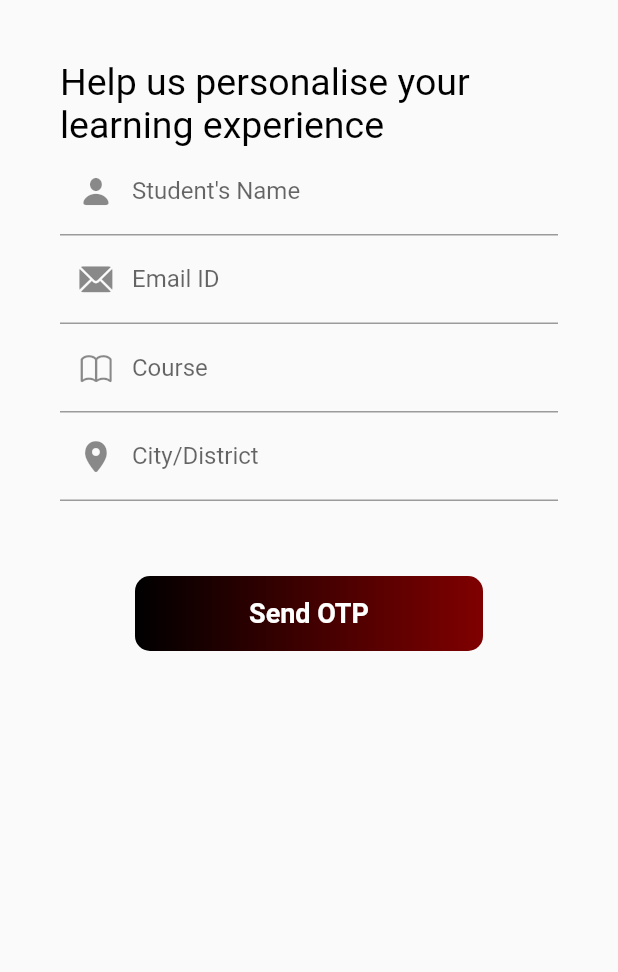
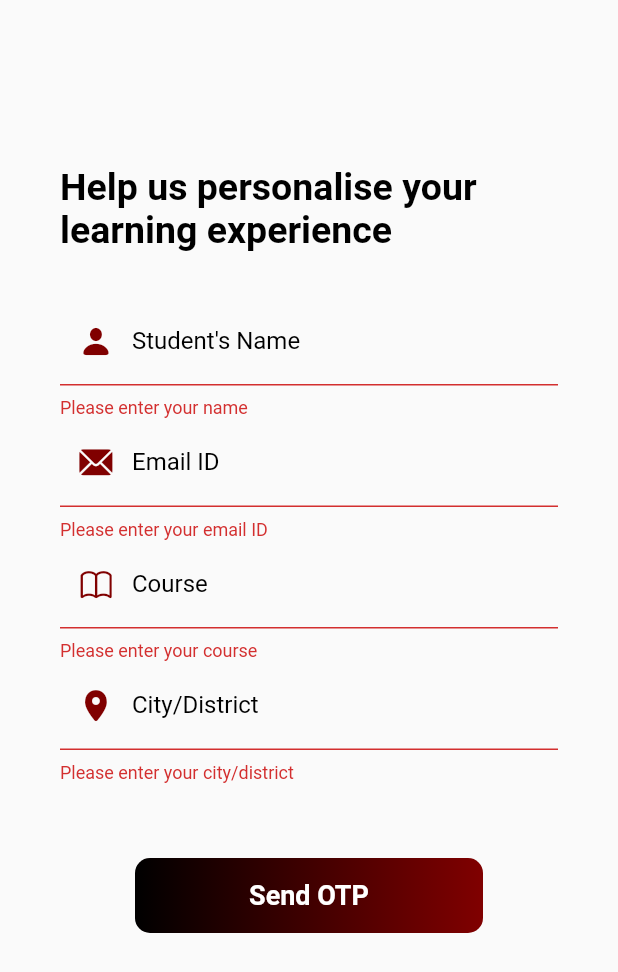
Before and after one commit to hariomgh/student-registration-form-in-flutter-in-, a Flutter app: the screen it shows after launch, after a tap on "Send OTP", on a phone screen of 412 x 824 dp. Shown: the top 972 px of the screen. Run offline on Flutter 3.47's test engine with Material 2 defaults, Android fonts, the phone set to English and light mode, and no system bars.

Commit message:
final form with some ui changes

```diff
--- a/lib/main.dart
+++ b/lib/main.dart
@@ -4,7 +4,6 @@ import 'package:flutter/material.dart';
 void main() {
   runApp(MaterialApp(
     debugShowCheckedModeBanner: false,
-
     home: StudentForm(),
   ));
 }
@@ -23,26 +22,46 @@ class _StudentFormState extends State<StudentForm> {
 
   @override
   Widget build(BuildContext context) {
-    return Scaffold(
-
-
+    return MaterialApp(
+      debugShowCheckedModeBanner: false,
+      theme: ThemeData(
+        inputDecorationTheme: InputDecorationTheme(
+          focusedBorder: UnderlineInputBorder(
+            borderSide: BorderSide(color: Color(0xff800000)),
+          ),
+          enabledBorder: UnderlineInputBorder(
+            borderSide: BorderSide(color: Color(0xff800000)),
+          ),
+        ),
+      ),
+      home: Scaffold(
         body: Padding(
           padding: EdgeInsets.all(40.0),
           child: Form(
             key: _formKey,
             child: Column(
               children: <Widget>[
-              Text('Help us personalise your learning experience',
+                SizedBox(height: 70,),
+                Text(
+                  'Help us personalise your learning experience',
                   style: TextStyle(
                     color: Colors.black,
+                    fontWeight: FontWeight. bold,
                     fontSize: 25,
                   ),
                 ),
 
+                SizedBox(height: 30,),
+
                 TextFormField(
                   decoration: InputDecoration(
                     labelText: "Student's Name",
-                    prefixIcon: Icon(CupertinoIcons.person_fill)
+                    labelStyle: TextStyle(
+                      color: Colors.black,
+                    ),
+                    prefixIcon: Icon(CupertinoIcons.person_fill,
+                      color: Color(0xff800000),
+                    ),
                   ),
                   validator: (value) {
                     if (value!.isEmpty) {
@@ -57,7 +76,12 @@ class _StudentFormState extends State<StudentForm> {
                 TextFormField(
                   decoration: InputDecoration(
                     labelText: 'Email ID',
-                    prefixIcon: Icon(CupertinoIcons.mail_solid)
+                    labelStyle: TextStyle(
+                      color: Colors.black,
+                    ),
+                    prefixIcon: Icon(CupertinoIcons.mail_solid,
+                      color: Color(0xff800000),
+                    ),
                   ),
                   validator: (value) {
                     if (value!.isEmpty) {
@@ -73,7 +97,12 @@ class _StudentFormState extends State<StudentForm> {
                 TextFormField(
                   decoration: InputDecoration(
                     labelText: 'Course',
-                    prefixIcon: Icon(CupertinoIcons.book)
+                    labelStyle: TextStyle(
+                      color: Colors.black,
+                    ),
+                    prefixIcon: Icon(CupertinoIcons.book,
+                      color: Color(0xff800000),
+                    ),
                   ),
                   validator: (value) {
                     if (value!.isEmpty) {
@@ -85,14 +114,21 @@ class _StudentFormState extends State<StudentForm> {
                     _course = value!;
                   },
                 ),
+
                 TextFormField(
                   decoration: InputDecoration(
                     labelText: 'City/District',
-                    prefixIcon: Icon(CupertinoIcons.location_solid)
+                    labelStyle: TextStyle(
+                      color: Colors.black,
+                    ),
+                    prefixIcon: Icon(
+                      CupertinoIcons.location_solid,
+                      color: Color(0xff800000),
+                    ),
                   ),
                   validator: (value) {
                     if (value!.isEmpty) {
-                    return 'Please enter your city';
+                      return 'Please enter your city/district';
                     }
                     return null;
                   },
@@ -101,20 +137,6 @@ class _StudentFormState extends State<StudentForm> {
                   },
                 ),
                 SizedBox(height: 50),
-              // RaisedButton(
-              //   onPressed: () {
-              //     if (_formKey.currentState.validate()) {
-              //       _formKey.currentState.save();
-              //       // Process the form data, e.g., send it to a server
-              //       // or save it locally
-              //       print('Name: $_name');
-              //       print('Email ID: $_email');
-              //       print('Course: $_course');
-              //       print('City: $_city');
-              //     }
-              //   },
-              //   child: Text('Submit'),
-              // ),
                 Container(
                   decoration: BoxDecoration(
                     gradient: LinearGradient(
@@ -125,8 +147,16 @@ class _StudentFormState extends State<StudentForm> {
                     borderRadius: BorderRadius.circular(10),
                   ),
                   child: ElevatedButton(
-                  // onPressed: _sendOTP,
-                  onPressed: (){
+                    onPressed: () {
+                      if (_formKey.currentState!.validate()) {
+                        _formKey.currentState!.save();
+                        // Process the form data, e.g., send it to a server
+                        // or save it locally
+                        print('Name: $_name');
+                        print('Email ID: $_email');
+                        print('Course: $_course');
+                        print('City: $_city');
+                      }
                     },
                     style: ElevatedButton.styleFrom(
                       primary: Colors.transparent,
@@ -150,8 +180,8 @@ class _StudentFormState extends State<StudentForm> {
                     ),
                   ),
                 ),
-
               ],
+            ),
           ),
         ),
       ),
```
Lines whose indentation alone changed are shown as unchanged.
